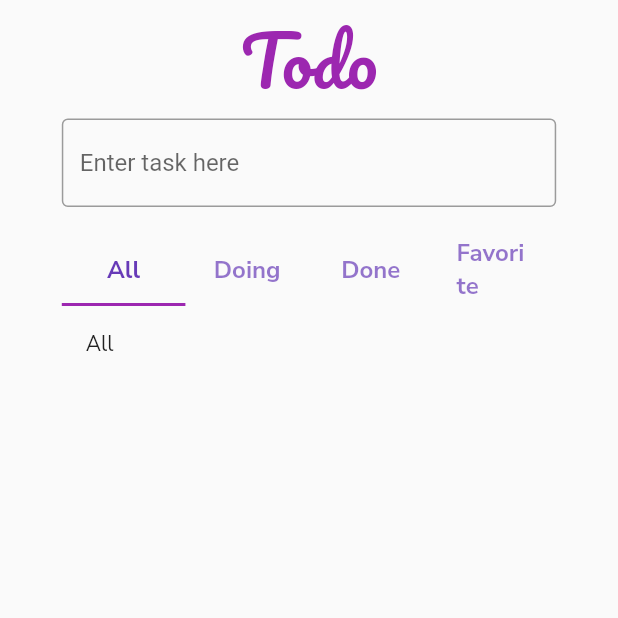
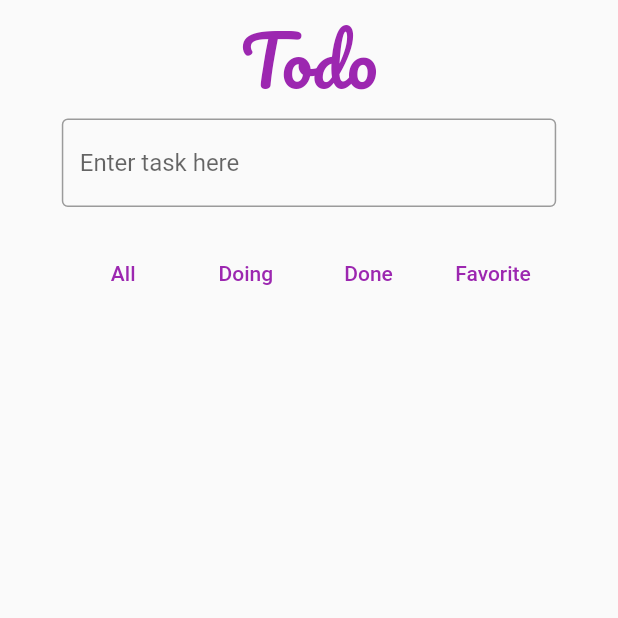
Before and after one commit to rajbahakdanyu/riverpod_cc, a Flutter app: the screen it shows after launch, on a phone screen of 412 x 824 dp, the top half of it. Run offline on Flutter 3.47's test engine with Material 2 defaults, Android fonts, the phone set to English and light mode, and no system bars; our stand-ins replace flutter_riverpod, google_fonts.

Commit message:
Removed tabs

```diff
--- a/lib/screens/home.dart
+++ b/lib/screens/home.dart
@@ -13,8 +13,6 @@ class HomeScreen extends ConsumerWidget {
         physics: const BouncingScrollPhysics(),
         child: SizedBox(
           width: MediaQuery.of(context).size.width,
-          child: DefaultTabController(
-            length: 4,
           child: Column(
             children: [
               Text(
@@ -42,41 +40,40 @@ class HomeScreen extends ConsumerWidget {
               const SizedBox(height: 20),
               SizedBox(
                 width: MediaQuery.of(context).size.width * .8,
-                  child: TabBar(
-                    labelColor: Colors.deepPurple,
-                    labelStyle: Theme.of(context).textTheme.bodyText2!.copyWith(
-                          fontSize: 16,
-                          fontWeight: FontWeight.bold,
+                child: Row(
+                  mainAxisAlignment: MainAxisAlignment.spaceAround,
+                  children: [
+                    TextButton(
+                      onPressed: () {},
+                      child: const Text('All'),
                     ),
-                    tabs: const [
-                      Text('All'),
-                      Text('Doing'),
-                      Text('Done'),
-                      Text('Favorite'),
+                    TextButton(
+                      onPressed: () {},
+                      child: const Text('Doing'),
+                    ),
+                    TextButton(
+                      onPressed: () {},
+                      child: const Text('Done'),
+                    ),
+                    TextButton(
+                      onPressed: () {},
+                      child: const Text('Favorite'),
+                    ),
                   ],
                 ),
               ),
               SizedBox(
                 width: MediaQuery.of(context).size.width * .8,
                 height: MediaQuery.of(context).size.height * .7,
-                  child: const Padding(
-                    padding: EdgeInsets.all(16),
-                    child: TabBarView(
-                      physics: NeverScrollableScrollPhysics(),
-                      children: [
-                        Text('All'),
-                        Text('Doing'),
-                        Text('Done'),
-                        Text('Favorite'),
-                      ],
-                    ),
+                child: Padding(
+                  padding: const EdgeInsets.all(16),
+                  child: Container(),
                 ),
               ),
             ],
           ),
         ),
       ),
-      ),
     );
   }
 }
```
Lines whose indentation alone changed are shown as unchanged.
